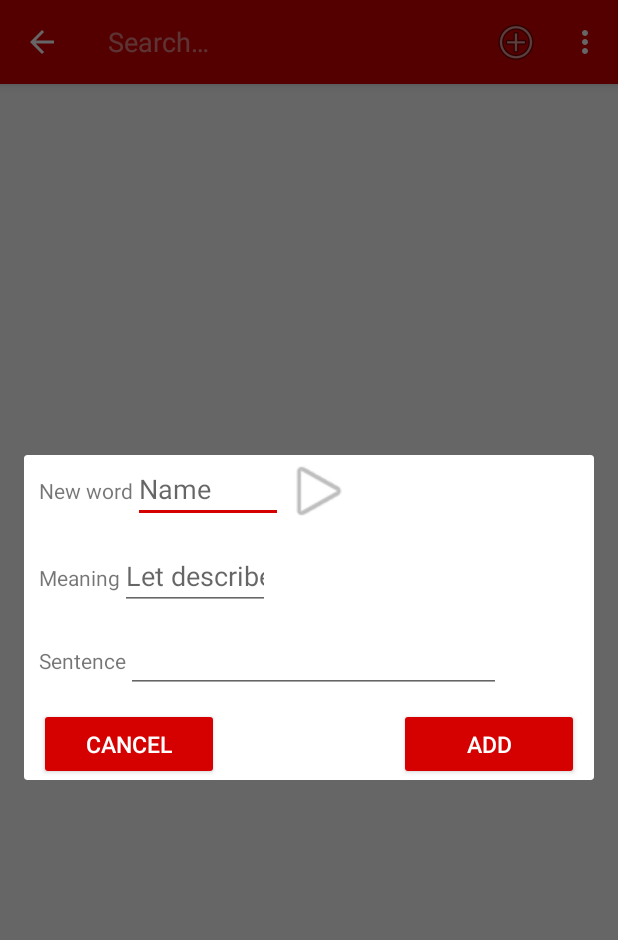
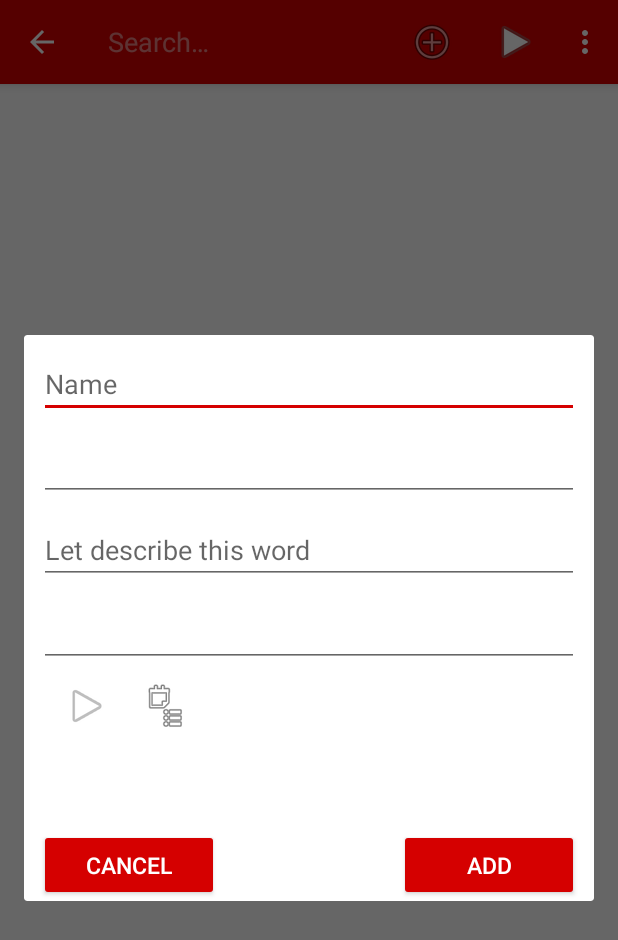
Before and after one commit to ltbaogt/ltbaogtrepo, an Android app: the screen it shows after launch (MainActivity), after a tap on "Add New Word", on a phone screen of 412 x 824 dp. Shown: the top 940 px of the screen. Run offline under Robolectric (Android 15) with nearby library versions, the phone set to English and light mode, and no system bars; network calls fail; 3 statements that could not run were skipped; 2 other taps on this screen came first.

Commit message:
Edit layout Add/Edit Word Preview feature Add icon group word (not implement yet)

```diff
--- a/02_Source/VocaReminder/app/src/main/java/com/ltbaogt/vocareminder/vocareminder/define/Define.java
+++ b/02_Source/VocaReminder/app/src/main/java/com/ltbaogt/vocareminder/vocareminder/define/Define.java
@@ -5,8 +5,8 @@ package com.ltbaogt.vocareminder.vocareminder.define;
  */
 
 public class Define {
-    public static final String OPEN_VOCA_REMINDER = "vocareminder.action.open";
-    public static final String CLOSE_VOCA_REMINDER = "vocareminder.action.close";
+    public static final String VOCA_ACTION_OPEN_VOCA_REMINDER = "vocareminder.action.open";
+    public static final String VOCA_ACTION_CLOSE_VOCA_REMINDER = "vocareminder.action.close";
     public static final String TAG = "OpenToLearn.";
     public static final String DEFAULT_THEME_COLOR = "#39B54A";
     public static final String WORD_OBJECT_PARCELABLE = "word_object";
--- a/02_Source/VocaReminder/app/src/main/java/com/ltbaogt/vocareminder/vocareminder/listener/OALGestureListener.java
+++ b/02_Source/VocaReminder/app/src/main/java/com/ltbaogt/vocareminder/vocareminder/listener/OALGestureListener.java
@@ -66,7 +66,7 @@ public class OALGestureListener extends SimpleOnGestureListener {
 
     private void dismissReminder() {
         if (mContext != null) {
-            Intent intent = new Intent(Define.CLOSE_VOCA_REMINDER);
+            Intent intent = new Intent(Define.VOCA_ACTION_CLOSE_VOCA_REMINDER);
             mContext.sendBroadcast(intent);
         }
     }
--- a/02_Source/VocaReminder/app/src/main/java/com/ltbaogt/vocareminder/vocareminder/service/OALService.java
+++ b/02_Source/VocaReminder/app/src/main/java/com/ltbaogt/vocareminder/vocareminder/service/OALService.java
@@ -39,8 +39,8 @@ public class OALService extends Service {
         super.onCreate();
         mInstance = this;
         IntentFilter filter = new IntentFilter();
-        filter.addAction(Define.OPEN_VOCA_REMINDER);
-        filter.addAction(Define.CLOSE_VOCA_REMINDER);
+        filter.addAction(Define.VOCA_ACTION_OPEN_VOCA_REMINDER);
+        filter.addAction(Define.VOCA_ACTION_CLOSE_VOCA_REMINDER);
         filter.addAction(Intent.ACTION_SCREEN_ON);
         filter.addAction(Intent.ACTION_SCREEN_OFF);
         registerReceiver(mReceiver,filter);
--- a/02_Source/VocaReminder/app/src/main/res/layout/fragment_edit_word.xml
+++ b/02_Source/VocaReminder/app/src/main/res/layout/fragment_edit_word.xml
@@ -1,99 +1,96 @@
 <?xml version="1.0" encoding="utf-8"?>
-<LinearLayout
-    xmlns:android="http://schemas.android.com/apk/res/android"
+<RelativeLayout xmlns:android="http://schemas.android.com/apk/res/android"
     android:layout_width="match_parent"
-    android:layout_height="match_parent"
-    android:orientation="vertical"
+    android:layout_height="wrap_content"
+    android:orientation="horizontal"
     android:paddingLeft="10dp"
     android:paddingRight="10dp">
 
-    <LinearLayout
+    <EditText
+        android:layout_marginTop="10dp"
+        android:id="@+id/et_name"
         android:layout_width="match_parent"
         android:layout_height="wrap_content"
-        android:layout_marginBottom="10dp">
+        android:inputType="textCapSentences"
+        android:layout_marginBottom="10dp" />
+    <EditText
+        android:id="@+id/et_pronunciation"
+        android:layout_width="match_parent"
+        android:layout_height="wrap_content"
+        android:layout_below="@id/et_name"
+        android:inputType="textCapSentences"
+        android:lines="2"
+        android:layout_marginBottom="10dp" />
+    <EditText
+        android:id="@+id/et_meaning"
+        android:layout_width="match_parent"
+        android:layout_height="wrap_content"
+        android:layout_below="@id/et_pronunciation"
+        android:inputType="textCapSentences"
+        android:lines="2"
+        android:layout_marginBottom="10dp" />
 
-        <TextView
-            android:layout_width="wrap_content"
-            android:layout_height="wrap_content"
-            android:text="@string/word_name"/>
+    <EditText
+        android:id="@+id/et_sentence"
+        android:layout_width="match_parent"
+        android:layout_height="wrap_content"
+        android:layout_below="@id/et_meaning"
+        android:inputType="textCapSentences"
+        android:layout_marginBottom="10dp" />
 
-        <EditText
-            android:id="@+id/et_name"
-            android:layout_width="100dp"
-            android:layout_height="wrap_content"
-            android:inputType="textCapSentences"/>
+    <LinearLayout
+        android:id="@+id/infobar"
+        android:layout_below="@id/et_sentence"
+        android:layout_width="wrap_content"
+        android:layout_height="wrap_content">
+
         <FrameLayout
             android:layout_width="wrap_content"
             android:layout_height="wrap_content">
+
             <ImageView
-                android:src="@android:drawable/ic_media_play"
                 android:id="@+id/btn_get_info"
+                android:layout_width="wrap_content"
+                android:layout_height="wrap_content"
                 android:layout_gravity="right"
-                android:layout_width="48dp"
-                android:layout_height="48dp" />
+                android:src="@android:drawable/ic_media_play" />
+
             <ProgressBar
-                android:layout_height="48dp"
-                android:layout_width="48dp"
                 android:id="@+id/ctrlActivityIndicator"
+                android:layout_width="wrap_content"
+                android:layout_height="wrap_content"
                 android:indeterminateOnly="true"
                 android:keepScreenOn="true"
-                android:visibility="invisible"
-                />
+                android:visibility="invisible" />
         </FrameLayout>
-
     </LinearLayout>
 
-    <LinearLayout
+    <ImageView
+        android:layout_marginLeft="20dp"
+        android:layout_alignBaseline="@id/infobar"
+        android:layout_toRightOf="@id/infobar"
+        android:layout_below="@id/et_sentence"
+        android:layout_width="wrap_content"
+        android:layout_height="wrap_content"
+        android:src="@android:drawable/ic_menu_agenda"/>
+    <RelativeLayout
+        android:layout_marginTop="50dp"
         android:layout_width="match_parent"
         android:layout_height="wrap_content"
-        android:layout_marginBottom="10dp">
-
-        <TextView
-            android:layout_width="wrap_content"
-            android:layout_height="wrap_content"
-            android:text="@string/word_meaning"/>
-
-        <EditText
-            android:id="@+id/et_meaning"
-            android:lines="2"
-            android:layout_width="100dp"
-            android:layout_height="wrap_content"
-            android:inputType="textCapSentences"/>
-    </LinearLayout>
-
-    <LinearLayout
-        android:layout_width="match_parent"
-        android:layout_height="wrap_content"
-        android:layout_marginBottom="10dp">
-
-        <TextView
-            android:layout_width="wrap_content"
-            android:layout_height="wrap_content"
-            android:text="@string/word_sentence"/>
-
-        <EditText
-            android:id="@+id/et_sentence"
-            android:layout_width="250dp"
-            android:layout_height="wrap_content"
-            android:inputType="textCapSentences"/>
-    </LinearLayout>
-
-    <RelativeLayout
-        android:layout_width="match_parent"
-        android:layout_height="wrap_content">
+        android:layout_below="@id/infobar">
 
         <Button
             android:id="@+id/btn_cancel"
             style="@style/AppTheme.Button"
             android:layout_height="wrap_content"
             android:layout_alignParentLeft="true"
-            android:text="Cancel"/>
+            android:text="Cancel" />
 
         <Button
             android:id="@+id/btn_save"
             style="@style/AppTheme.Button"
             android:layout_height="wrap_content"
             android:layout_alignParentRight="true"
-            android:text="Save"/>
+            android:text="Save" />
     </RelativeLayout>
-</LinearLayout>
+</RelativeLayout>
--- a/02_Source/VocaReminder/app/src/main/res/menu/toolbar_menu.xml
+++ b/02_Source/VocaReminder/app/src/main/res/menu/toolbar_menu.xml
@@ -8,12 +8,18 @@
         android:icon="@android:drawable/ic_menu_search"
         android:title="@string/action_search"
         app:actionViewClass="android.support.v7.widget.SearchView"
-        app:showAsAction="collapseActionView|ifRoom" />
+        app:showAsAction="collapseActionView|always" />
     <item
         android:id="@+id/action_add"
         android:icon="@android:drawable/ic_menu_add"
         android:orderInCategory="100"
         android:title="@string/action_add"
+        app:showAsAction="always" />
+    <item
+        android:id="@+id/action_preview"
+        android:orderInCategory="100"
+        android:icon="@android:drawable/ic_media_play"
+        android:title="@string/action_preview"
         app:showAsAction="always" />
     <item
         android:id="@+id/action_filter_raw_word"
--- a/02_Source/VocaReminder/app/src/main/res/values/strings.xml
+++ b/02_Source/VocaReminder/app/src/main/res/values/strings.xml
@@ -21,4 +21,5 @@
     <string name="word_name">New word</string>
     <string name="word_meaning">Meaning</string>
     <string name="word_sentence">Sentence</string>
+    <string name="action_preview">Preview</string>
 </resources>
```
Also changed, not shown: 02_Source/VocaReminder/app/src/main/java/com/ltbaogt/vocareminder/vocareminder/activity/MainActivity.java (+4 -5 lines), 02_Source/VocaReminder/app/src/main/java/com/ltbaogt/vocareminder/vocareminder/receiver/OALBroadcastReceiver.java (+11 -4 lines), 02_Source/VocaReminder/app/src/main/res/layout/main_reminder_layout.xml (+10 -10 lines).
